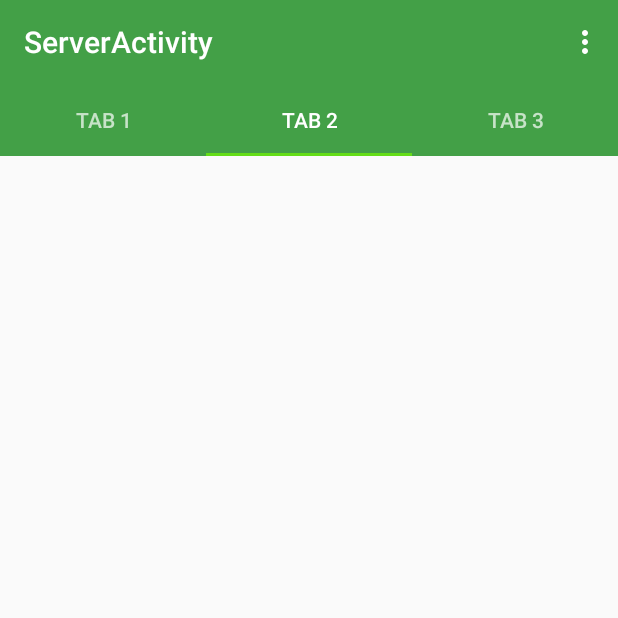
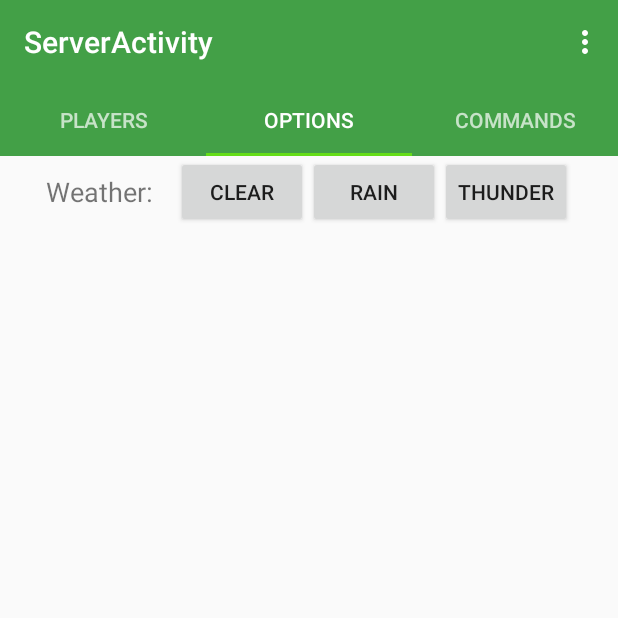
Before and after one commit to EthenCrowl/Minecraft-Server-Control, an Android app: the ServerActivity screen opened directly, with no data from a screen before it, tab 2 chosen, on a phone screen of 412 x 824 dp, the top half of it. Run offline under Robolectric (Android 15) with nearby library versions, the phone set to English and light mode, and no system bars; 5 statements that could not run were skipped.

Commit message:
Added a few test command buttons and  a Command data type.

```diff
--- /dev/null
+++ b/app/src/main/java/net/crowlhome/app/minecraftservercontrol/SendCommandResponse.java
@@ -0,0 +1,10 @@
+package net.crowlhome.app.minecraftservercontrol;
+
+/**
+ * Created by ethen on 5/5/17.
+ * Copyright Ethen Crowl
+ */
+
+public interface SendCommandResponse {
+    void sendCommandProcessFinish(String result);
+}
--- a/app/src/main/java/net/crowlhome/app/minecraftservercontrol/ServerActivity.java
+++ b/app/src/main/java/net/crowlhome/app/minecraftservercontrol/ServerActivity.java
@@ -25,9 +25,9 @@ public class ServerActivity extends AppCompatActivity {
         setSupportActionBar(toolbar);
 
         TabLayout tabLayout = (TabLayout) findViewById(R.id.tab_layout);
-        tabLayout.addTab(tabLayout.newTab().setText("Tab 1"));
-        tabLayout.addTab(tabLayout.newTab().setText("Tab 2"));
-        tabLayout.addTab(tabLayout.newTab().setText("Tab 3"));
+        tabLayout.addTab(tabLayout.newTab().setText("Players"));
+        tabLayout.addTab(tabLayout.newTab().setText("Options"));
+        tabLayout.addTab(tabLayout.newTab().setText("Commands"));
         tabLayout.setTabGravity(TabLayout.GRAVITY_FILL);
 
         final ViewPager viewPager = (ViewPager) findViewById(R.id.pager);
--- /dev/null
+++ b/app/src/main/java/net/crowlhome/app/minecraftservercontrol/ServerCommandButtonsFragment.java
@@ -0,0 +1,81 @@
+package net.crowlhome.app.minecraftservercontrol;
+
+import android.os.Bundle;
+import android.support.v4.app.Fragment;
+import android.view.LayoutInflater;
+import android.view.View;
+import android.view.ViewGroup;
+import android.widget.Button;
+
+import java.util.ArrayList;
+import java.util.List;
+
+/**
+ * Created by ethen on 5/5/17.
+ * Copyright Ethen Crowl
+ */
+
+public class ServerCommandButtonsFragment extends Fragment implements SendCommandResponse {
+    int server_id;
+    DatabaseHandler db;
+    Server currentServer;
+
+
+    @Override
+    public View onCreateView(LayoutInflater inflater, ViewGroup container,
+                             Bundle savedInstanceState) {
+        server_id = getArguments().getInt("SERVER_ID");
+        db = new DatabaseHandler(getActivity());
+        getServerObject(server_id);
+
+        // Inflate the layout for this fragment
+        return inflater.inflate(R.layout.fragment_server_buttons, container, false);
+    }
+
+    @Override
+    public void onViewCreated(View view, Bundle savedInstanceState) {
+        final Button weather_clear = (Button) getView().findViewById(R.id.weather_clear);
+        weather_clear.setOnClickListener(new View.OnClickListener() {
+            @Override
+            public void onClick(View view) {
+                sendRcon("weather clear");
+            }
+        });
+
+        final Button weather_rain = (Button) getView().findViewById(R.id.weather_rain);
+        weather_rain.setOnClickListener(new View.OnClickListener() {
+            @Override
+            public void onClick(View view) {
+                sendRcon("weather rain");
+            }
+        });
+
+        final Button weather_thunder = (Button) getView().findViewById(R.id.weather_thunder);
+        weather_thunder.setOnClickListener(new View.OnClickListener() {
+            @Override
+            public void onClick(View view) {
+                sendRcon("weather thunder");
+            }
+        });
+    }
+
+    private void sendRcon(String commandString) {
+        List<Command> commandArrayList = new ArrayList<>();
+        Command command = new Command(commandString, currentServer.get_serverAddress(),
+                currentServer.get_rconPort(), currentServer.get_rconPass());
+        commandArrayList.add(command);
+
+        SendCommand sendCommand = new SendCommand();
+        sendCommand.delegate = this;
+        sendCommand.execute(commandArrayList);
+    }
+
+    private void getServerObject(int server_id) {
+        currentServer = db.getServer(server_id);
+    }
+
+    @Override
+    public void sendCommandProcessFinish(String result) {
+
+    }
+}
--- a/app/src/main/java/net/crowlhome/app/minecraftservercontrol/ServerPagerAdapter.java
+++ b/app/src/main/java/net/crowlhome/app/minecraftservercontrol/ServerPagerAdapter.java
@@ -30,6 +30,13 @@ public class ServerPagerAdapter extends FragmentStatePagerAdapter {
                 ServerPlayerListFragment player_list_fragment = new ServerPlayerListFragment();
                 player_list_fragment.setArguments(bundle);
                 return player_list_fragment;
+            case 1:
+                Bundle bundle1 = new Bundle();
+                bundle1.putInt("SERVER_ID", mServer_id);
+                ServerCommandButtonsFragment command_buttons_fragment = new
+                        ServerCommandButtonsFragment();
+                command_buttons_fragment.setArguments(bundle1);
+                return command_buttons_fragment;
         }
         Bundle bundle = new Bundle();
         bundle.putInt("SERVER_ID", mServer_id);
--- /dev/null
+++ b/app/src/main/res/layout/fragment_server_buttons.xml
@@ -0,0 +1,36 @@
+<?xml version="1.0" encoding="utf-8"?>
+<LinearLayout xmlns:android="http://schemas.android.com/apk/res/android"
+              android:orientation="vertical"
+              android:layout_width="match_parent"
+              android:layout_height="match_parent">
+    <LinearLayout
+        android:layout_width="match_parent"
+        android:layout_height="wrap_content"
+        android:gravity="center">
+
+        <TextView
+            android:layout_width="wrap_content"
+            android:layout_height="wrap_content"
+            android:text="@string/weather"
+            android:paddingEnd="15dp"
+            android:textSize="18dp"/>
+
+        <Button
+            android:layout_width="wrap_content"
+            android:layout_height="wrap_content"
+            android:text="@string/weather_clear"
+            android:id="@+id/weather_clear"/>
+        <Button
+            android:layout_width="wrap_content"
+            android:layout_height="wrap_content"
+            android:text="@string/weather_rain"
+            android:id="@+id/weather_rain"/>
+        <Button
+            android:layout_width="wrap_content"
+            android:layout_height="wrap_content"
+            android:text="@string/weather_thunder"
+            android:id="@+id/weather_thunder"/>
+
+    </LinearLayout>
+
+</LinearLayout>
--- a/app/src/main/res/values/strings.xml
+++ b/app/src/main/res/values/strings.xml
@@ -17,6 +17,8 @@
     <string name="title_activity_server">ServerActivity</string>
     <string name="section_format">Hello World from section: %1$d</string>
 
-    <!-- TODO: Remove or change this placeholder text -->
-    <string name="hello_blank_fragment">Hello blank fragment</string>
+    <string name="weather">Weather: </string>
+    <string name="weather_clear">Clear</string>
+    <string name="weather_rain">Rain</string>
+    <string name="weather_thunder">Thunder</string>
 </resources>
```
Also changed, not shown: app/src/main/java/net/crowlhome/app/minecraftservercontrol/Command.java (added, +57 -0 lines), app/src/main/java/net/crowlhome/app/minecraftservercontrol/SendCommand.java (added, +46 -0 lines).
